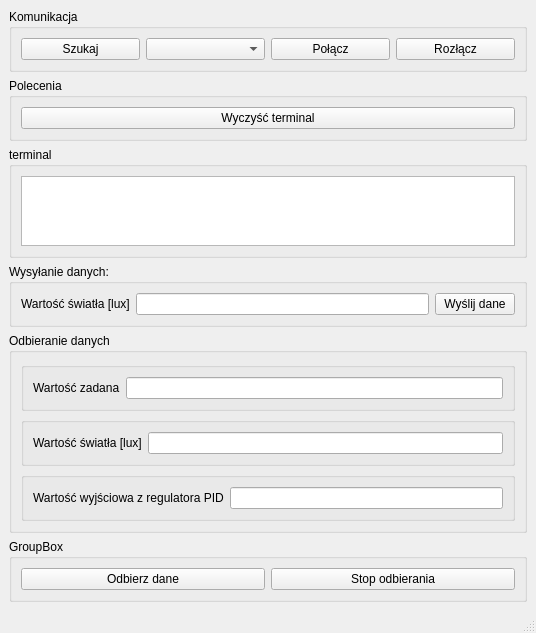
Above: aplikacja/projekt_sm4/mainwindow.ui from Ekipa-SM/Light_regulator_project before the change. Below: the same form after it.
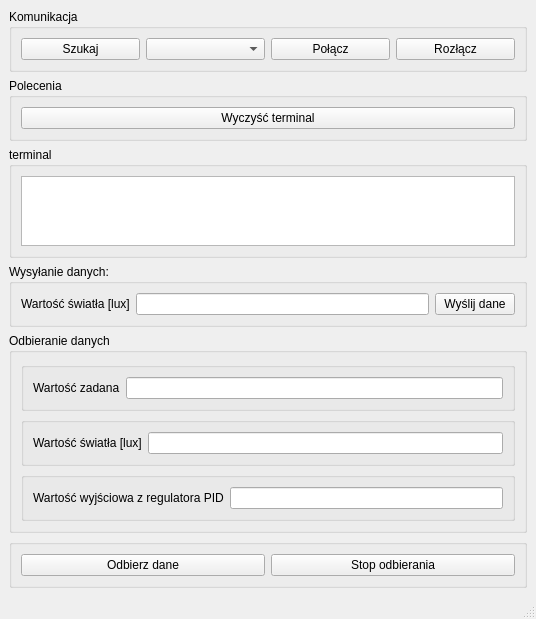
That is the form after the change.

The edit to the form file:
```diff
--- a/aplikacja/projekt_sm4/mainwindow.ui
+++ b/aplikacja/projekt_sm4/mainwindow.ui
@@ -171,7 +171,7 @@
     <item>
      <widget class="QGroupBox" name="groupBox_9">
       <property name="title">
-       <string>GroupBox</string>
+       <string/>
       </property>
       <layout class="QHBoxLayout" name="horizontalLayout_7">
        <item>
```
